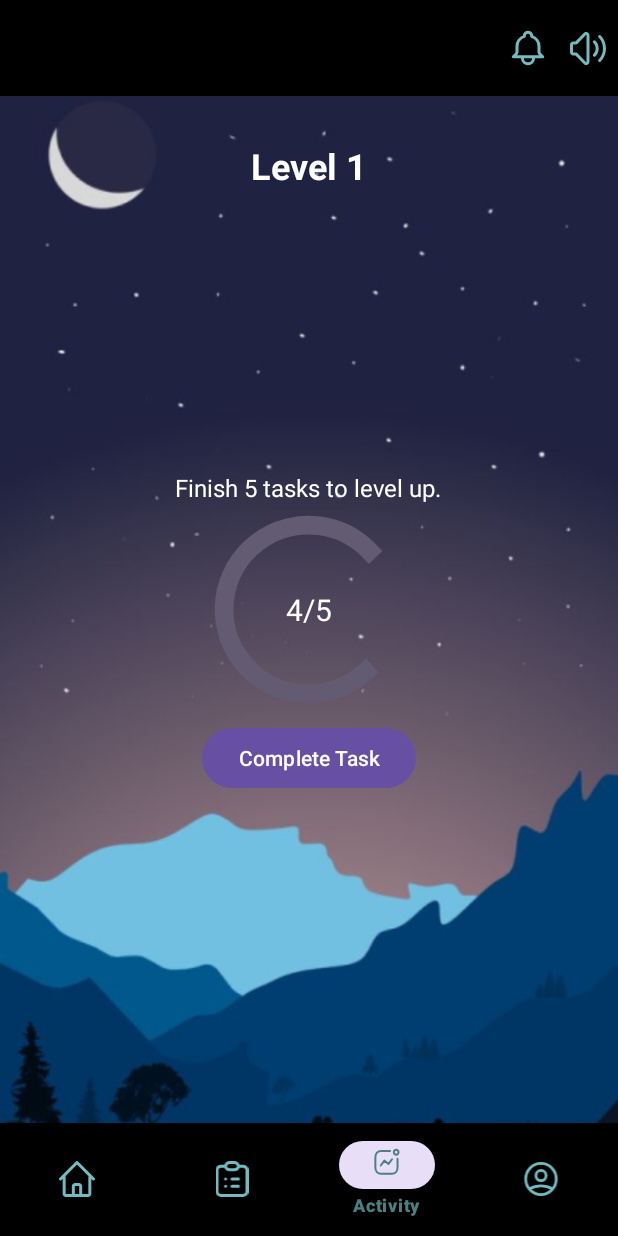
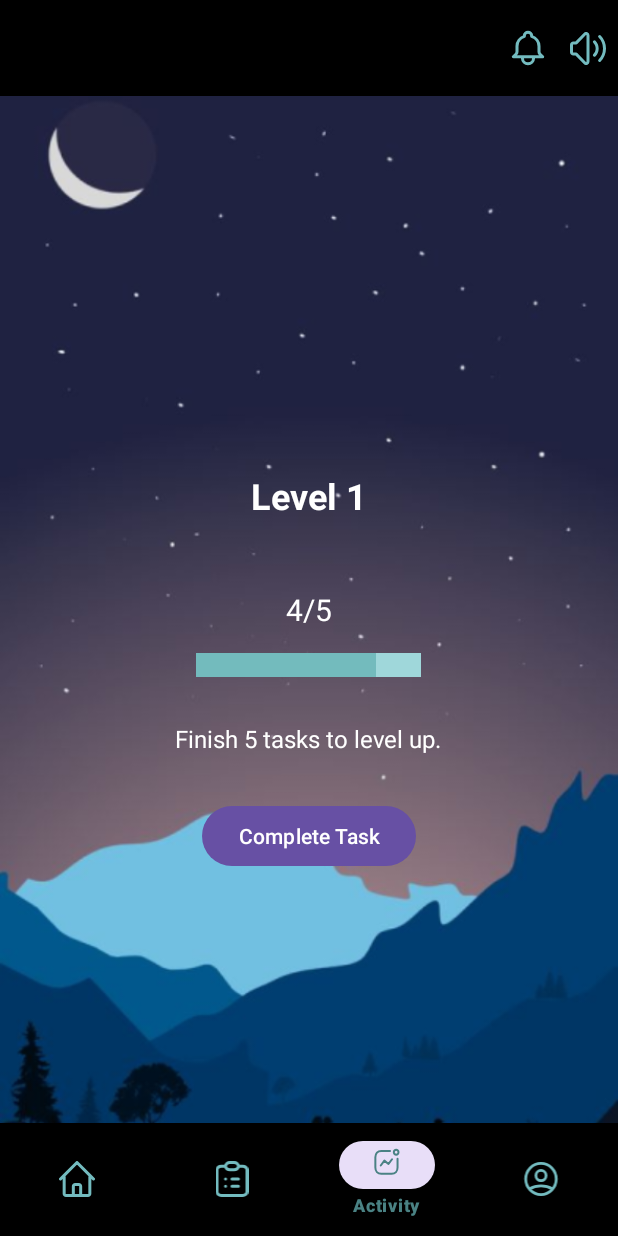
Before and after one commit to BryanJ0904/cozy-focus, an Android app: the screen it shows after launch once a user with an empty profile is signed in (MainActivity), item 3 of the bottom bar chosen, on a phone screen of 412 x 824 dp. Run offline under Robolectric (Android 15) with nearby library versions, the light colour scheme and no system bars; our stand-ins replace Firebase (no records; nobody signed in at launch, a user with empty details on screens opened directly).

Commit message:
fixed progressbar

```diff
--- a/app/src/main/java/com/example/cozyfocus/ThirdFragment.kt
+++ b/app/src/main/java/com/example/cozyfocus/ThirdFragment.kt
@@ -76,7 +76,8 @@ class ThirdFragment : Fragment(R.layout.fragment_third) {
         tvLevel.text = "Level $level"
         tvTasks.text = "$tasksCompleted/$tasksRequired"
         progressBar.max = tasksRequired
-        progressBar.progress = tasksCompleted
+        progressBar.progress = tasksCompleted;
+        //progressBar.progress = tasksCompleted
         tvInstruction.text = "Finish $tasksRequired tasks to level up."
 
         if (tasksCompleted >= tasksRequired) {
--- /dev/null
+++ b/app/src/main/res/drawable/progress_bar.xml
@@ -0,0 +1,15 @@
+<?xml version="1.0" encoding="utf-8"?>
+<layer-list xmlns:android="http://schemas.android.com/apk/res/android">
+<item android:id="@android:id/background">
+    <shape>
+        <solid android:color="#9FD7DA"/>
+    </shape>
+</item>
+<item android:id="@android:id/progress">
+    <clip>
+        <shape>
+            <solid android:color="#73BBBD"/>
+        </shape>
+    </clip>
+</item>
+</layer-list>
--- a/app/src/main/res/layout/fragment_third.xml
+++ b/app/src/main/res/layout/fragment_third.xml
@@ -11,43 +11,49 @@
         android:textSize="24sp"
         android:textColor="@android:color/white"
         android:layout_centerHorizontal="true"
-        android:layout_marginTop="30dp" />
-
-    <ProgressBar
-        android:id="@+id/progress_circle"
-        android:layout_width="150dp"
-        android:layout_height="150dp"
-        android:layout_centerInParent="true"
-        android:indeterminate="false"
-        android:progressDrawable="@drawable/circular_progress"
-        android:max="5"
-        android:progress="4" />
+        android:layout_marginTop="250dp" />
 
     <TextView
         android:id="@+id/tv_tasks"
         android:layout_width="wrap_content"
         android:layout_height="wrap_content"
+        android:layout_centerInParent="true"
         android:text="4/5"
         android:textSize="20sp"
-        android:textColor="@android:color/white"
-        android:layout_centerInParent="true" />
+        android:textColor="@android:color/white" />
+
+    <ProgressBar
+        android:id="@+id/progress_circle"
+        style="?android:attr/progressBarStyleHorizontal"
+        android:layout_width="150dp"
+        android:layout_height="wrap_content"
+        android:layout_below="@+id/tv_tasks"
+        android:layout_centerHorizontal="true"
+        android:indeterminate="false"
+        android:max="5"
+        android:progress="4"
+        android:layout_marginTop="15dp"
+        android:progressDrawable="@drawable/progress_bar"
+        />
 
     <TextView
         android:id="@+id/tv_instruction"
         android:layout_width="wrap_content"
         android:layout_height="wrap_content"
+        android:layout_below="@+id/progress_circle"
         android:text="Finish 5 tasks to level up."
         android:textSize="16sp"
         android:textColor="@android:color/white"
         android:layout_centerHorizontal="true"
-        android:layout_marginTop="250dp" />
+        android:layout_marginTop="30dp" />
 
     <Button
         android:id="@+id/btn_increment_task"
-        android:layout_centerHorizontal="true"
         android:layout_width="wrap_content"
         android:layout_height="wrap_content"
-        android:layout_below="@+id/progress_circle"
-        android:text="Complete Task" />
+        android:layout_below="@+id/tv_instruction"
+        android:layout_centerHorizontal="true"
+        android:text="Complete Task"
+        android:layout_marginTop="30dp" />
 
 </RelativeLayout>
```
